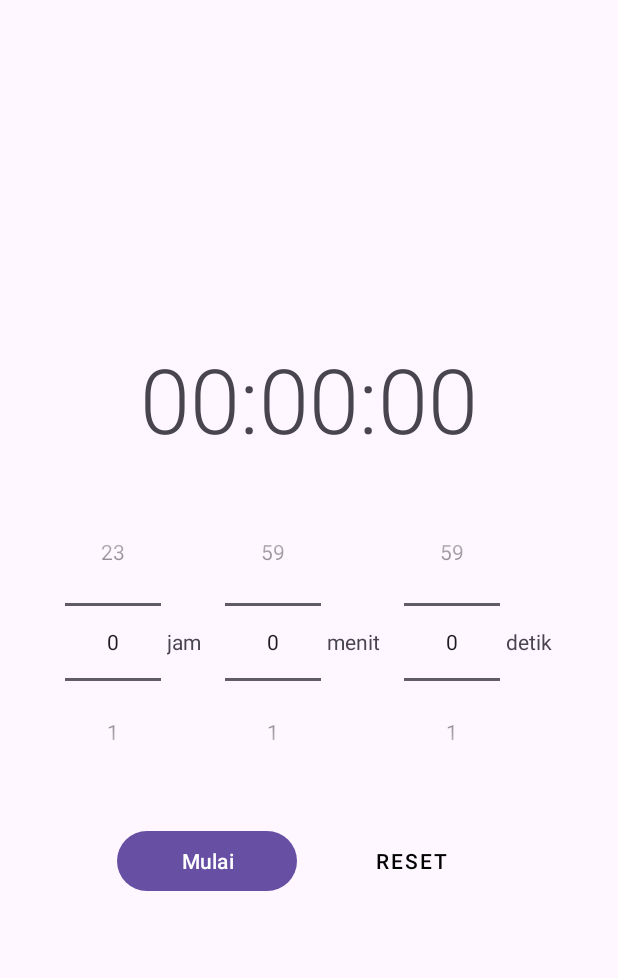
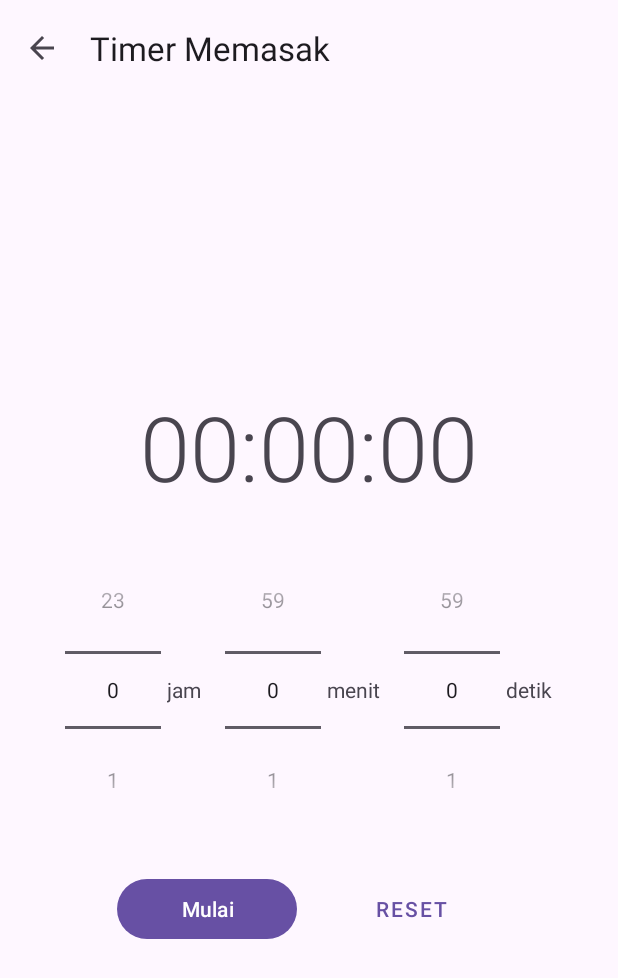
Before and after one commit to AlIhsanAli/Resep_Makanan, an Android app: the TimerActivity screen opened directly, with no data from a screen before it, after a tap on "Mulai", on a phone screen of 412 x 824 dp. Shown: the top 978 px of the screen. Run offline under Robolectric (Android 15) with nearby library versions, the phone set to English and light mode, and no system bars.

Commit message:
Proyek TO

```diff
--- a/app/src/main/AndroidManifest.xml
+++ b/app/src/main/AndroidManifest.xml
@@ -28,7 +28,8 @@
             android:theme="@style/Theme.Resep_Makanan.NoActionBar" />
         <activity
             android:name=".TimerActivity"
-            android:parentActivityName=".DetailActivity" />
+            android:parentActivityName=".DetailActivity"
+            android:theme="@style/Theme.Resep_Makanan.NoActionBar" />
     </application>
 
 </manifest>
--- a/app/src/main/java/com/example/resep_makanan/TimerActivity.kt
+++ b/app/src/main/java/com/example/resep_makanan/TimerActivity.kt
@@ -13,6 +13,7 @@ import android.widget.LinearLayout
 import android.widget.NumberPicker
 import android.widget.TextView
 import androidx.appcompat.app.AppCompatActivity
+import androidx.appcompat.widget.Toolbar
 import java.util.Locale
 
 class TimerActivity : AppCompatActivity() {
@@ -33,6 +34,8 @@ class TimerActivity : AppCompatActivity() {
         super.onCreate(savedInstanceState)
         setContentView(R.layout.activity_timer)
 
+        val toolbar: Toolbar = findViewById(R.id.timer_toolbar)
+        setSupportActionBar(toolbar)
         supportActionBar?.title = "Timer Memasak"
         supportActionBar?.setDisplayHomeAsUpEnabled(true)
 
@@ -75,16 +78,22 @@ class TimerActivity : AppCompatActivity() {
     }
 
     private fun startTimer() {
-        val hours = pickerHours.value
-        val minutes = pickerMinutes.value
-        val seconds = pickerSeconds.value
-        val totalInMillis = (hours * 3600 + minutes * 60 + seconds) * 1000L
+        // Jika timer sudah berjalan, jangan lakukan apa-apa
+        if (isTimerRunning && timeLeftInMillis > 0) return
 
-        if (totalInMillis == 0L) return
+        // Jika di-pause, lanjutkan dari sisa waktu
+        val duration = if (timeLeftInMillis > 0) {
+            timeLeftInMillis
+        } else {
+            val hours = pickerHours.value
+            val minutes = pickerMinutes.value
+            val seconds = pickerSeconds.value
+            (hours * 3600 + minutes * 60 + seconds) * 1000L
+        }
 
-        timeLeftInMillis = totalInMillis
+        if (duration == 0L) return
 
-        timer = object : CountDownTimer(timeLeftInMillis, 1000) {
+        timer = object : CountDownTimer(duration, 1000) {
             override fun onTick(millisUntilFinished: Long) {
                 timeLeftInMillis = millisUntilFinished
                 updateTimerDisplay()
--- a/app/src/main/res/layout/activity_timer.xml
+++ b/app/src/main/res/layout/activity_timer.xml
@@ -4,57 +4,76 @@
     android:layout_width="match_parent"
     android:layout_height="match_parent"
     android:orientation="vertical"
+    tools:context=".TimerActivity">
+
+    <com.google.android.material.appbar.AppBarLayout
+        android:layout_width="match_parent"
+        android:layout_height="wrap_content">
+
+        <androidx.appcompat.widget.Toolbar
+            android:id="@+id/timer_toolbar"
+            android:layout_width="match_parent"
+            android:layout_height="?attr/actionBarSize" />
+
+    </com.google.android.material.appbar.AppBarLayout>
+
+    <LinearLayout
+        android:layout_width="match_parent"
+        android:layout_height="match_parent"
         android:gravity="center"
-    android:padding="24dp"
-    tools:context=".TimerActivity">
+        android:orientation="vertical"
+        android:padding="24dp">
 
         <TextView
             android:id="@+id/tv_timer_display"
             android:layout_width="wrap_content"
             android:layout_height="wrap_content"
+            android:layout_marginBottom="32dp"
+            android:fontFamily="sans-serif-light"
             android:text="00:00:00"
-        android:textSize="60sp"
-        android:fontFamily="sans-serif-light"
-        android:layout_marginBottom="32dp"/>
+            android:textSize="60sp" />
 
         <LinearLayout
             android:id="@+id/ll_picker_container"
             android:layout_width="wrap_content"
             android:layout_height="wrap_content"
-        android:orientation="horizontal"
-        android:gravity="center">
+            android:gravity="center"
+            android:orientation="horizontal">
 
             <NumberPicker
                 android:id="@+id/picker_hours"
                 android:layout_width="wrap_content"
-            android:layout_height="wrap_content"/>
+                android:layout_height="wrap_content" />
+
             <TextView
                 android:layout_width="wrap_content"
                 android:layout_height="wrap_content"
-            android:text="jam"
                 android:layout_marginStart="4dp"
-            android:layout_marginEnd="16dp"/>
+                android:layout_marginEnd="16dp"
+                android:text="jam" />
 
             <NumberPicker
                 android:id="@+id/picker_minutes"
                 android:layout_width="wrap_content"
-            android:layout_height="wrap_content"/>
+                android:layout_height="wrap_content" />
+
             <TextView
                 android:layout_width="wrap_content"
                 android:layout_height="wrap_content"
-            android:text="menit"
                 android:layout_marginStart="4dp"
-            android:layout_marginEnd="16dp"/>
+                android:layout_marginEnd="16dp"
+                android:text="menit" />
 
             <NumberPicker
                 android:id="@+id/picker_seconds"
                 android:layout_width="wrap_content"
-            android:layout_height="wrap_content"/>
+                android:layout_height="wrap_content" />
+
             <TextView
                 android:layout_width="wrap_content"
                 android:layout_height="wrap_content"
-            android:text="detik"
-            android:layout_marginStart="4dp"/>
+                android:layout_marginStart="4dp"
+                android:text="detik" />
 
         </LinearLayout>
 
@@ -76,9 +95,8 @@
                 android:layout_width="120dp"
                 android:layout_height="wrap_content"
                 android:layout_marginStart="16dp"
-            android:text="Reset"
-            android:textColor="@color/black"/>
+                android:text="Reset" />
 
         </LinearLayout>
-
     </LinearLayout>
+</LinearLayout>
```
Lines whose indentation alone changed are shown as unchanged.
